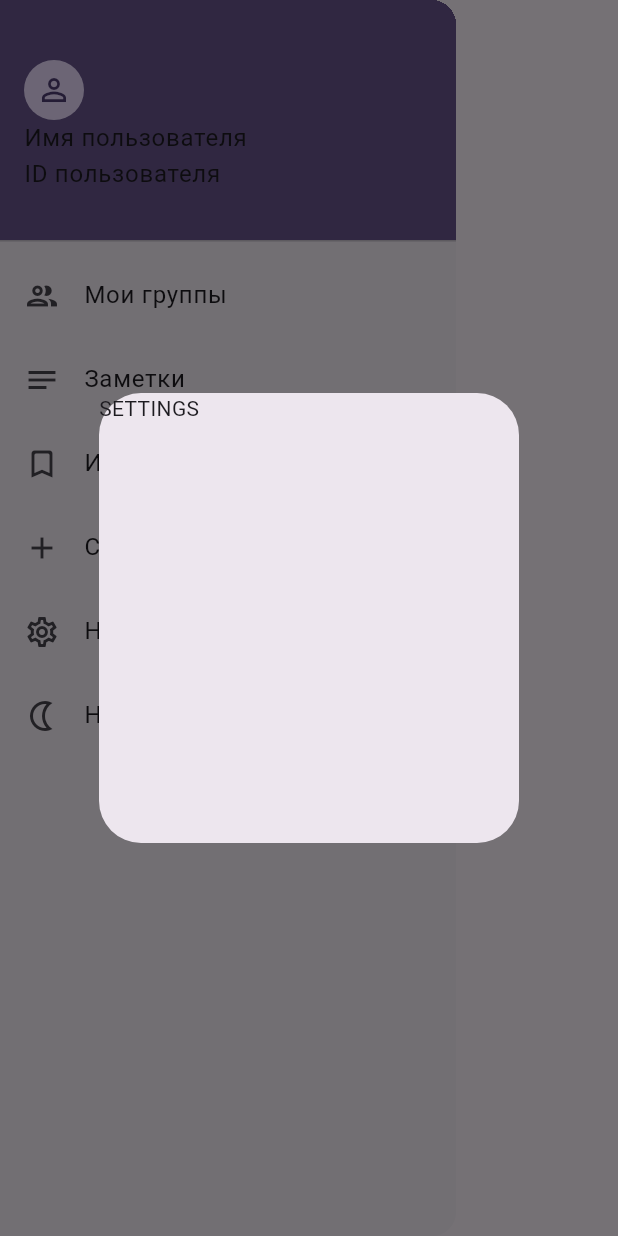
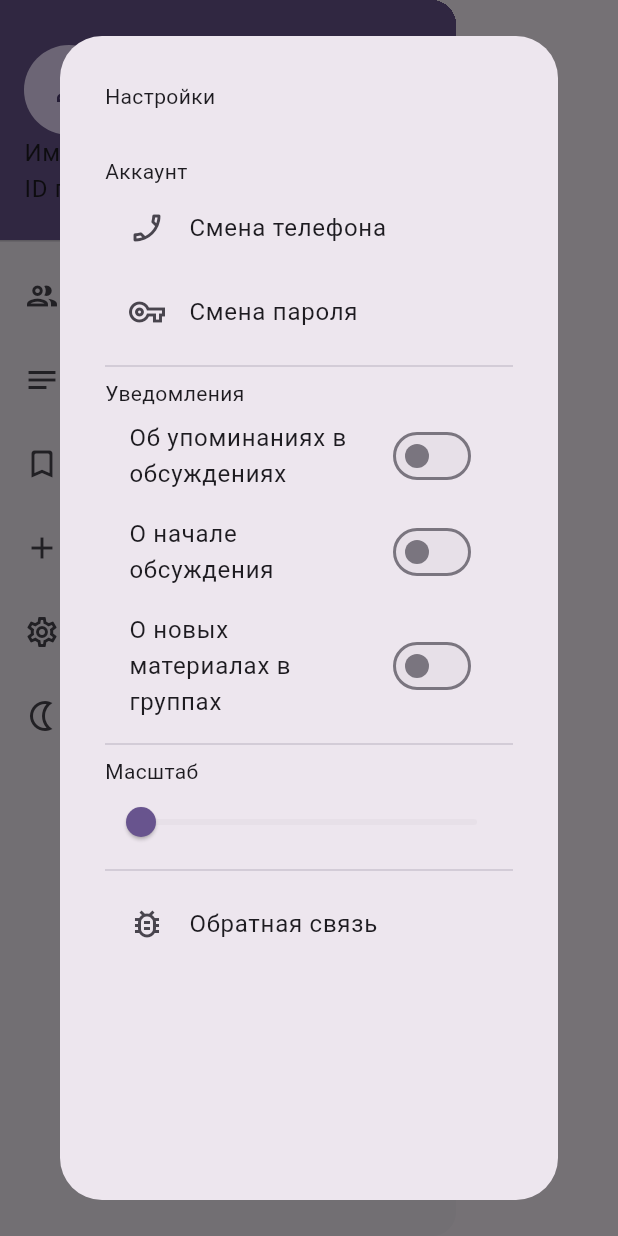
Before and after one commit to cupofcrisp-tulahack2023/compendio-client, a Flutter app: the DrawerWidget widget shown alone on an empty page, opened directly, after a tap on "Настройки", on a phone screen of 412 x 824 dp. Run offline on Flutter 3.47's test engine with Material 2 defaults, Android fonts, the phone set to English and light mode, and no system bars.

Commit message:
added base modal template, implemented settings modal window

```diff
--- /dev/null
+++ b/lib/src/modals/base.dart
@@ -0,0 +1,21 @@
+import "package:flutter/material.dart";
+
+class BaseModal extends StatelessWidget {
+  final Widget body;
+  final double height;
+  final double padding;
+
+  const BaseModal(
+      {super.key, required this.body, this.height = 600, this.padding = 30});
+
+  @override
+  Widget build(BuildContext context) {
+    return Dialog(
+      child: Container(
+        height: height,
+        padding: EdgeInsets.all(padding),
+        child: body,
+      ),
+    );
+  }
+}
--- a/lib/src/modals/new_group.dart
+++ b/lib/src/modals/new_group.dart
@@ -1,3 +1,4 @@
+import "package:compendio/src/modals/base.dart";
 import "package:flutter/material.dart";
 
 class NewGroupModal extends StatelessWidget {
@@ -5,11 +6,9 @@ class NewGroupModal extends StatelessWidget {
 
   @override
   Widget build(BuildContext context) {
-    return Dialog(
-      child: Container(
-        height: 400,
-        child: const Text("NEW GROUP"),
-      ),
+    return const BaseModal(
+      height: 400,
+      body: Text("NEW GROUP"),
     );
   }
 }
--- a/lib/src/modals/profile.dart
+++ b/lib/src/modals/profile.dart
@@ -1,3 +1,4 @@
+import "package:compendio/src/modals/base.dart";
 import "package:flutter/material.dart";
 
 class ProfileModal extends StatelessWidget {
@@ -5,11 +6,9 @@ class ProfileModal extends StatelessWidget {
 
   @override
   Widget build(BuildContext context) {
-    return Dialog(
-      child: Container(
-        height: 400,
-        child: const Text("PROFILE"),
-      ),
+    return const BaseModal(
+      height: 400,
+      body: Text("PROFILE"),
     );
   }
 }
--- a/lib/src/modals/settings.dart
+++ b/lib/src/modals/settings.dart
@@ -1,14 +1,75 @@
+import "package:compendio/src/modals/base.dart";
 import "package:flutter/material.dart";
+import "package:url_launcher/url_launcher.dart";
 
 class SettingsModal extends StatelessWidget {
   const SettingsModal({super.key});
 
   @override
   Widget build(BuildContext context) {
-    return Dialog(
-      child: Container(
-        height: 300,
-        child: const Text("SETTINGS"),
+    return BaseModal(
+      height: 1000,
+      body: Column(
+        crossAxisAlignment: CrossAxisAlignment.start,
+        children: <Widget>[
+          const Text("Настройки"),
+          const SizedBox(height: 30),
+          const Text("Аккаунт"),
+          ListView(
+            shrinkWrap: true,
+            children: <Widget>[
+              ListTile(
+                leading: const Icon(Icons.phone_enabled_outlined),
+                title: const Text("Смена телефона"),
+                onTap: () {},
+              ),
+              ListTile(
+                leading: const Icon(Icons.vpn_key_outlined),
+                title: const Text("Смена пароля"),
+                onTap: () {},
+              ),
+            ],
+          ),
+          const Divider(),
+          const Text("Уведомления"),
+          ListView(
+            shrinkWrap: true,
+            children: <Widget>[
+              ListTile(
+                title: const Text("Об упоминаниях в обсуждениях"),
+                trailing: Switch(
+                  value: false,
+                  onChanged: (event) {},
+                ),
+              ),
+              ListTile(
+                title: const Text("О начале обсуждения"),
+                trailing: Switch(
+                  value: false,
+                  onChanged: (event) {},
+                ),
+              ),
+              ListTile(
+                title: const Text("О новых материалах в группах"),
+                trailing: Switch(
+                  value: false,
+                  onChanged: (event) {},
+                ),
+              ),
+            ],
+          ),
+          const Divider(),
+          const Text("Масштаб"),
+          Slider(value: 0, onChanged: (event) {}),
+          const Divider(),
+          ListTile(
+            leading: const Icon(Icons.bug_report_outlined),
+            title: const Text("Обратная связь"),
+            onTap: () async {
+              await launchUrl(Uri.parse("https://google.com"));
+            },
+          ),
+        ],
       ),
     );
   }
--- a/lib/src/widgets/drawer.dart
+++ b/lib/src/widgets/drawer.dart
@@ -33,8 +33,12 @@ class DrawerWidget extends StatelessWidget {
                 mainAxisAlignment: MainAxisAlignment.center,
                 crossAxisAlignment: CrossAxisAlignment.start,
                 children: <Widget>[
-                  CircleAvatar(
-                    child: Icon(Icons.person_outline),
+                  SizedBox(
+                    height: 60,
+                    width: 60,
+                    child: CircleAvatar(
+                      child: Icon(Icons.person_outline),
+                    ),
                   ),
                   Text("Имя пользователя"),
                   Text("ID пользователя"),
--- a/pubspec.yaml
+++ b/pubspec.yaml
@@ -15,6 +15,7 @@ dependencies:
     git:
       url: https://github.com/teixeirazeus/round_icon
   material_text_fields: ^1.0.3
+  url_launcher: ^6.1.14
   cupertino_icons: ^1.0.2
 
 dev_dependencies:
```
Also changed, not shown: pubspec.lock, 5 other files.
